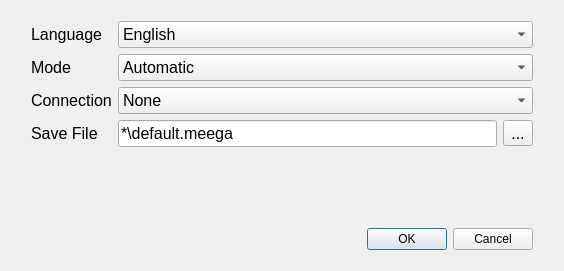
Before: the Qt Designer form MEEGA-Groundstation/MEEGA_startup.ui in JanNiklasJuedt/MEEGA-Software, drawn with Qt 5.
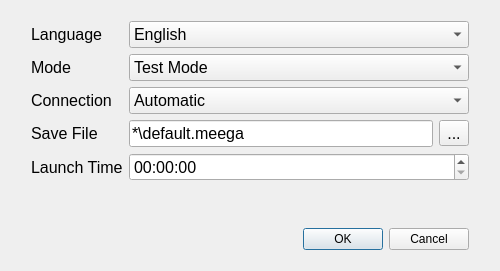
After: the same form once the commit is applied.

Diff of the .ui file:
```diff
--- a/MEEGA-Groundstation/MEEGA_startup.ui
+++ b/MEEGA-Groundstation/MEEGA_startup.ui
@@ -12,7 +12,7 @@
    <rect>
     <x>0</x>
     <y>0</y>
-    <width>564</width>
+    <width>500</width>
     <height>271</height>
    </rect>
   </property>
@@ -164,7 +164,7 @@
       <widget class="QComboBox" name="modeComboBox">
        <item>
         <property name="text">
-         <string>Automatic</string>
+         <string>Test Mode</string>
         </property>
        </item>
        <item>
@@ -200,7 +200,7 @@
         <bool>false</bool>
        </property>
        <property name="currentIndex">
-        <number>3</number>
+        <number>0</number>
        </property>
        <property name="frame">
         <bool>true</bool>
@@ -223,11 +223,6 @@
          <string>Manual</string>
         </property>
        </item>
-       <item>
-        <property name="text">
-         <string>None</string>
-        </property>
-       </item>
       </widget>
      </item>
      <item row="3" column="0">
@@ -279,6 +274,26 @@
        </item>
       </widget>
      </item>
+     <item row="4" column="0">
+      <widget class="QLabel" name="launchTimeLabel">
+       <property name="text">
+        <string>Launch Time</string>
+       </property>
+      </widget>
+     </item>
+     <item row="4" column="1">
+      <widget class="QTimeEdit" name="launchTimeTimeEdit">
+       <property name="currentSection">
+        <enum>QDateTimeEdit::Section::HourSection</enum>
+       </property>
+       <property name="displayFormat">
+        <string>HH:mm:ss</string>
+       </property>
+       <property name="timeSpec">
+        <enum>Qt::TimeSpec::LocalTime</enum>
+       </property>
+      </widget>
+     </item>
     </layout>
    </item>
   </layout>
```
Left out of the diff: 17 changed lines with no effect on the pictures.
